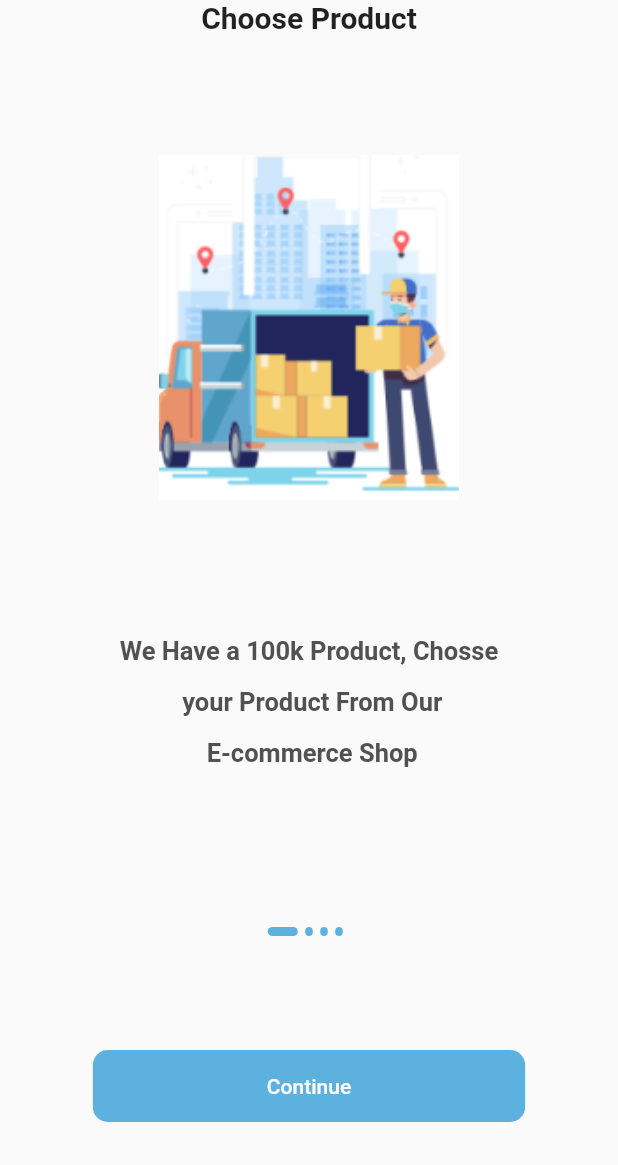
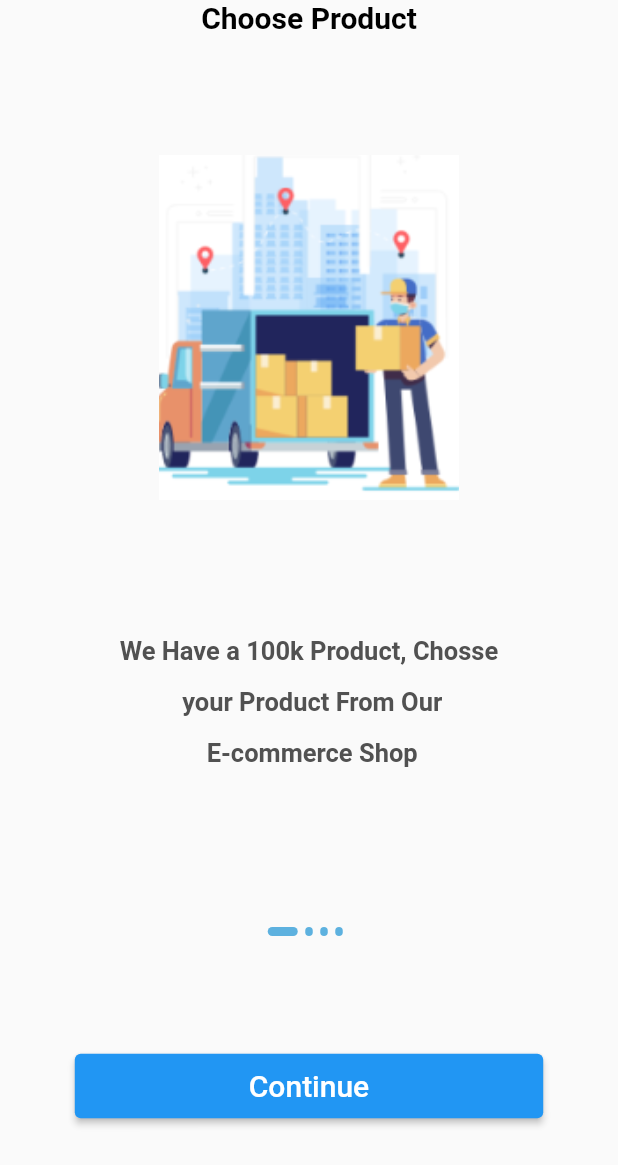
Before and after one commit to Abdallah-Abdalmonem/E-commerce_app, a Flutter app: the screen it shows after launch, on a phone screen of 412 x 824 dp. Shown: the top 1165 px of the screen. Run offline on Flutter 3.47's test engine with Material 2 defaults, Android fonts, the phone set to English and light mode, and no system bars; our stand-ins replace get.

Commit message:
add routes and screen

```diff
--- a/lib/controller/onboarding_controller.dart
+++ b/lib/controller/onboarding_controller.dart
@@ -1,3 +1,5 @@
+import 'package:e_commerce/core/constant/app_routes.dart';
+import 'package:e_commerce/data/datasource/static/static.dart';
 import 'package:flutter/widgets.dart';
 import 'package:get/get.dart';
 
@@ -11,14 +13,16 @@ class OnboardingControllerImp extends OnboardingController {
   PageController? pageController;
   @override
   next() {
+    // currentPage++;
+
+    if (currentPage >= onBoardingList.length - 1) {
+      Get.offAllNamed(AppRoutes.login);
+    }
+
     pageController!.nextPage(
       duration: const Duration(milliseconds: 900),
       curve: Curves.easeIn,
     );
-    // if (currentPage < 2) {
-    //   currentPage++;
-    //   update();
-    // }
   }
 
   @override
--- /dev/null
+++ b/lib/core/constant/app_routes.dart
@@ -0,0 +1,4 @@
+class AppRoutes {
+  static const String login = '/login';
+  static const String onboarding = '/onboarding';
+}
--- a/lib/core/constant/color.dart
+++ b/lib/core/constant/color.dart
@@ -4,4 +4,5 @@ class AppColor {
   static const Color grey = Color(0xff515151);
   static const Color primaryColor = Color(0xff5DB1DF);
   static const Color white = Colors.white;
+  static const Color black = Colors.black;
 }
--- a/lib/main.dart
+++ b/lib/main.dart
@@ -1,7 +1,9 @@
+import 'package:e_commerce/core/constant/app_routes.dart';
+import 'package:e_commerce/routes.dart';
 import 'package:flutter/material.dart';
 import 'package:get/get.dart';
 
-import 'view/screens/onboarding.dart';
+import 'core/constant/color.dart';
 
 void main() {
   runApp(const MyApp());
@@ -16,9 +18,23 @@ class MyApp extends StatelessWidget {
       debugShowCheckedModeBanner: false,
       title: 'Flutter Demo',
       theme: ThemeData(
+        textTheme: const TextTheme(
+          displayLarge: TextStyle(
+            fontWeight: FontWeight.bold,
+            fontSize: 20,
+            color: AppColor.black,
+          ),
+          bodyLarge: TextStyle(
+            height: 2,
+            color: AppColor.grey,
+            fontWeight: FontWeight.bold,
+            fontSize: 17,
+          ),
+        ),
         primarySwatch: Colors.blue,
       ),
-      home: OnBoarding(),
+      initialRoute: AppRoutes.onboarding,
+      routes: routes,
     );
   }
 }
--- /dev/null
+++ b/lib/routes.dart
@@ -0,0 +1,9 @@
+import 'package:e_commerce/core/constant/app_routes.dart';
+import 'package:e_commerce/view/screens/auth/login.dart';
+import 'package:e_commerce/view/screens/onboarding.dart';
+import 'package:flutter/material.dart';
+
+Map<String, Widget Function(BuildContext)> routes = {
+  AppRoutes.login: (context) => const Login(),
+  AppRoutes.onboarding: (context) => const OnBoarding(),
+};
--- /dev/null
+++ b/lib/view/screens/auth/login.dart
@@ -0,0 +1,17 @@
+import 'package:flutter/material.dart';
+
+class Login extends StatelessWidget {
+  const Login({super.key});
+
+  @override
+  Widget build(BuildContext context) {
+    return Scaffold(
+      appBar: AppBar(
+        title: Text('Login'),
+      ),
+      body: Center(
+        child: Text('Login'),
+      ),
+    );
+  }
+}
--- a/lib/view/screens/onboarding.dart
+++ b/lib/view/screens/onboarding.dart
@@ -19,7 +19,7 @@ class OnBoarding extends StatelessWidget {
           children: [
             const Expanded(
               flex: 3,
-              child: CutomSliderOnboarding(),
+              child: CutomSliderOnBoarding(),
             ),
             Expanded(
               flex: 1,
@@ -29,7 +29,7 @@ class OnBoarding extends StatelessWidget {
                   Spacer(
                     flex: 2,
                   ),
-                  CustomButtonOnboarding(),
+                  CustomButtonOnBoarding(),
                   Spacer(
                     flex: 2,
                   ),
--- a/lib/view/widgets/custom_button.dart
+++ b/lib/view/widgets/custom_button.dart
@@ -4,24 +4,24 @@ import 'package:get/get.dart';
 
 import '../../core/constant/color.dart';
 
-class CustomButtonOnboarding extends GetView<OnboardingControllerImp> {
-  const CustomButtonOnboarding({super.key});
+class CustomButtonOnBoarding extends GetView<OnboardingControllerImp> {
+  const CustomButtonOnBoarding({super.key});
 
   @override
   Widget build(BuildContext context) {
-    return Container(
-      decoration: BoxDecoration(
-        color: AppColor.primaryColor,
-        borderRadius: BorderRadius.circular(10),
-      ),
-      padding: const EdgeInsets.symmetric(horizontal: 100),
-      child: MaterialButton(
-        onPressed: () {
-          controller.next();
-        },
-        textColor: AppColor.white,
+    return ElevatedButton(
+      onPressed: () {
+        controller.next();
+      },
+      child: Container(
+        decoration: BoxDecoration(
+          // color: AppColor.primaryColor,
+          borderRadius: BorderRadius.circular(10),
+        ),
+        padding: const EdgeInsets.symmetric(horizontal: 100, vertical: 10),
         child: const Text(
           'Continue',
+          style: TextStyle(color: AppColor.white, fontSize: 20),
         ),
       ),
     );
--- a/lib/view/widgets/custom_slider.dart
+++ b/lib/view/widgets/custom_slider.dart
@@ -2,11 +2,10 @@ import 'package:e_commerce/controller/onboarding_controller.dart';
 import 'package:flutter/material.dart';
 import 'package:get/get.dart';
 
-import '../../core/constant/color.dart';
 import '../../data/datasource/static/static.dart';
 
-class CutomSliderOnboarding extends GetView<OnboardingControllerImp> {
-  const CutomSliderOnboarding({super.key});
+class CutomSliderOnBoarding extends GetView<OnboardingControllerImp> {
+  const CutomSliderOnBoarding({super.key});
 
   @override
   Widget build(BuildContext context) {
@@ -22,10 +21,7 @@ class CutomSliderOnboarding extends GetView<OnboardingControllerImp> {
           children: [
             Text(
               onBoardingList[index].title!,
-              style: const TextStyle(
-                fontWeight: FontWeight.bold,
-                fontSize: 20,
-              ),
+              style: Theme.of(context).textTheme.displayLarge,
             ),
             const SizedBox(height: 80),
             Image.asset(
@@ -38,11 +34,7 @@ class CutomSliderOnboarding extends GetView<OnboardingControllerImp> {
             Text(
               onBoardingList[index].body!,
               textAlign: TextAlign.center,
-              style: const TextStyle(
-                  height: 2,
-                  color: AppColor.grey,
-                  fontWeight: FontWeight.bold,
-                  fontSize: 17),
+              style: Theme.of(context).textTheme.bodyLarge,
             ),
           ],
         );
```
